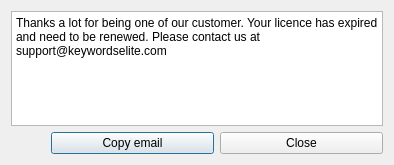
This is customers/DialogLicenceToRenew.ui in icingerpower/common as Qt 5 draws it before an edit. The edited form follows.
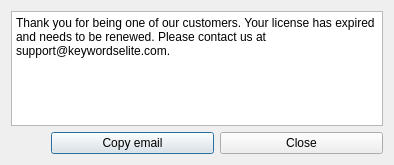
This is the edited form.

```diff
--- a/customers/DialogLicenceToRenew.ui
+++ b/customers/DialogLicenceToRenew.ui
@@ -20,7 +20,7 @@
       <bool>true</bool>
      </property>
      <property name="plainText">
-      <string>Thanks a lot for being one of our customer. Your licence has expired and need to be renewed. Please contact us at support@keywordselite.com</string>
+      <string>Thank you for being one of our customers. Your license has expired and needs to be renewed. Please contact us at support@keywordselite.com.</string>
      </property>
     </widget>
    </item>
```
Left out of the diff: 5 changed lines with no effect on the pictures.
